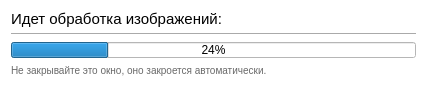
Old version of the form ui_settings/ui/procces_bar.ui in the repository D1R1R/App-to-evaluate-a-contact-angle-2024.
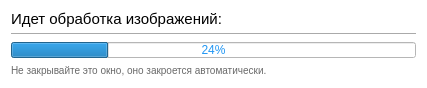
New version of the form. Icons and pictures are not drawn.

Diff of the .ui file:
```diff
--- a/ui_settings/ui/procces_bar.ui
+++ b/ui_settings/ui/procces_bar.ui
@@ -66,6 +66,9 @@
      </item>
      <item>
       <widget class="QProgressBar" name="progress_bar">
+       <property name="styleSheet">
+        <string notr="true">color: rgb(33, 150, 243);</string>
+       </property>
        <property name="value">
         <number>24</number>
        </property>
```
Left out of the diff: 6 changed lines with no effect on the pictures.
